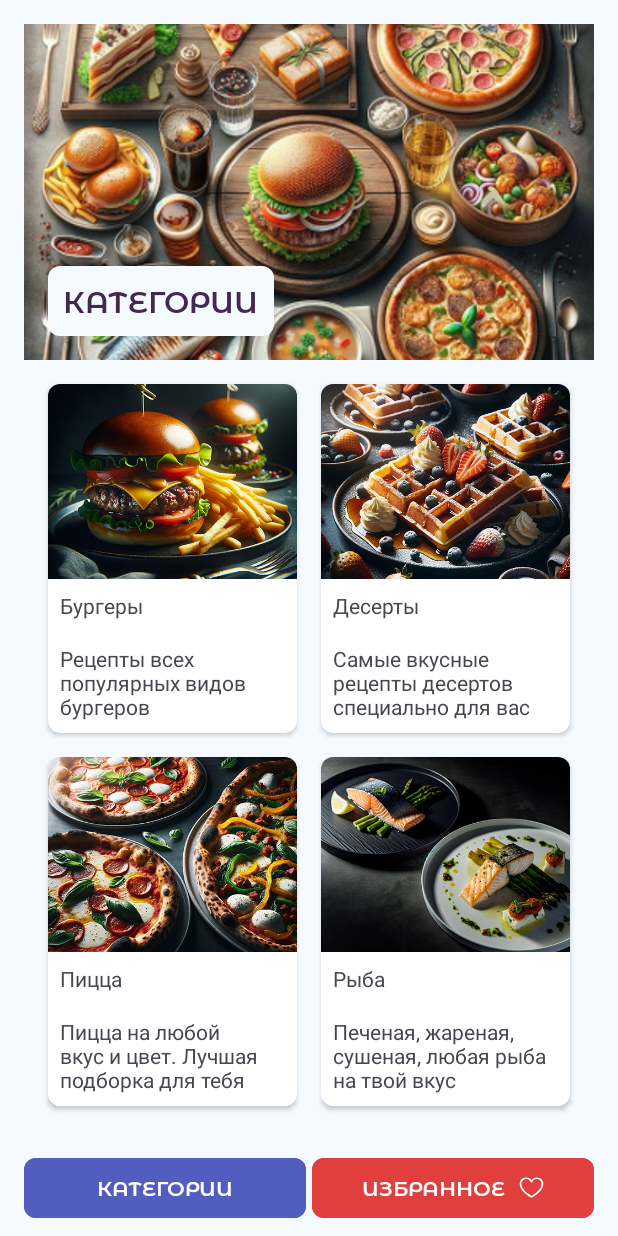
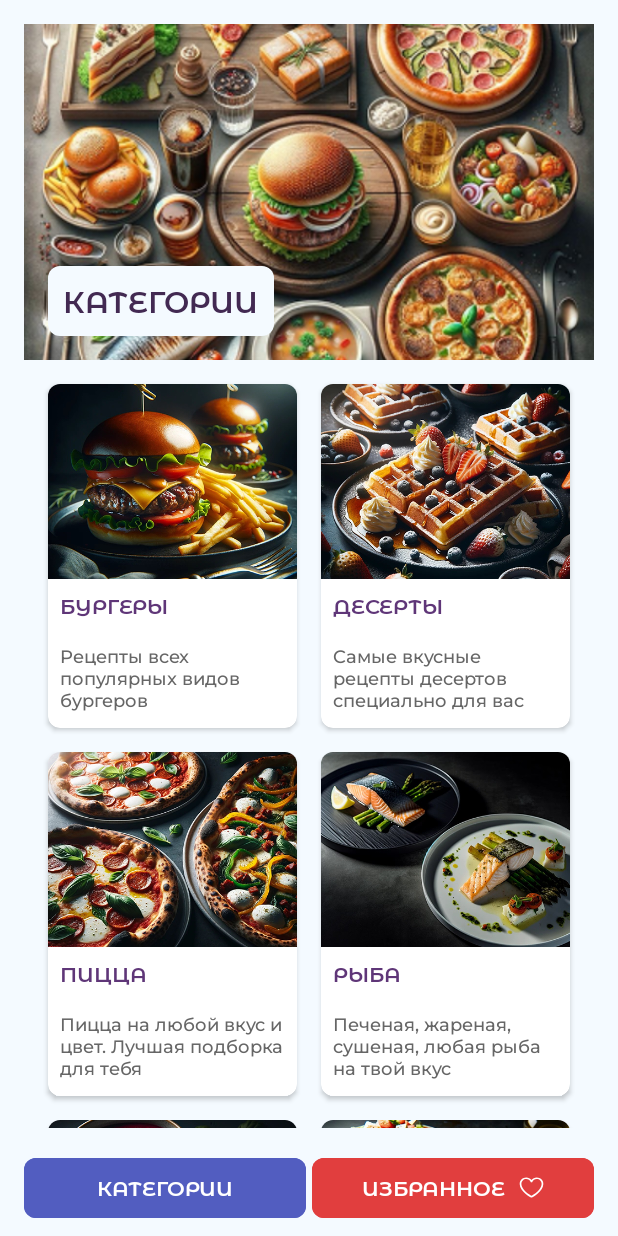
Before and after one commit to COBaOrNotCOBa/COBaRecipesApp, an Android app: the screen it shows after launch (MainActivity), on a phone screen of 412 x 824 dp. Run offline under Robolectric (Android 15) with nearby library versions, the phone set to English and light mode, and no system bars.

Commit message:
RA-08 Сделал размеры, шрифт и цвет по мекету для item_category.xml

```diff
--- a/app/src/main/res/layout/item_category.xml
+++ b/app/src/main/res/layout/item_category.xml
@@ -25,6 +25,7 @@
         </ImageView>
 
         <TextView
+            style="@style/StyleItemTitle14"
             android:id="@+id/tv_title"
             android:layout_width="match_parent"
             android:layout_height="wrap_content"
@@ -33,6 +34,7 @@
             tools:text="Category Name" />
 
         <TextView
+            style="@style/StyleItemDescription14"
             android:id="@+id/tv_description"
             android:layout_width="match_parent"
             android:layout_height="wrap_content"
--- a/app/src/main/res/values/colors.xml
+++ b/app/src/main/res/values/colors.xml
@@ -5,5 +5,7 @@
     <color name="main_background_color">#F4FAFF</color>
     <color name="button_categories_color">#525DC0</color>
     <color name="button_favourites_color">#E13E3E</color>
-    <color name="header_color">#422952</color>
+    <color name="header_title_color">#422952</color>
+    <color name="item_title_color">#5F3678</color>
+    <color name="item_text_description">#666666</color>
 </resources>
--- a/app/src/main/res/values/dimens.xml
+++ b/app/src/main/res/values/dimens.xml
@@ -7,6 +7,7 @@
     <dimen name="button_corner_radius">8dp</dimen>
     <dimen name="card_coroner_radius">8dp</dimen>
 
+    <dimen name="text_description_size_medium">12sp</dimen>
     <dimen name="text_size_medium">14sp</dimen>
     <dimen name="text_size_large">20sp</dimen>
 
--- a/app/src/main/res/values/styles.xml
+++ b/app/src/main/res/values/styles.xml
@@ -5,7 +5,7 @@
         <item name="android:textSize">@dimen/text_size_large</item>
         <item name="android:fontFamily">@font/montserrat_alternates_semi_bold</item>
         <item name="android:textAllCaps">true</item>
-        <item name="android:textColor">@color/header_color</item>
+        <item name="android:textColor">@color/header_title_color</item>
         <item name="android:layout_marginStart">@dimen/padding_main</item>
         <item name="android:layout_marginBottom">@dimen/padding_main</item>
         <item name="android:background">@drawable/shape_round_variants</item>
@@ -24,4 +24,19 @@
         <item name="cornerRadius">@dimen/button_corner_radius</item>
     </style>
 
+    <style name="StyleItemTitle14" parent="TextAppearance.AppCompat">
+        <item name="android:textSize">@dimen/text_size_medium</item>
+        <item name="android:fontFamily">@font/montserrat_alternates_semi_bold</item>
+        <item name="android:textAllCaps">true</item>
+        <item name="android:textColor">@color/item_title_color</item>
+    </style>
+
+    <style name="StyleItemDescription14" parent="TextAppearance.AppCompat">
+        <item name="android:textSize">@dimen/text_description_size_medium</item>
+        <item name="android:fontFamily">@font/montserrat_medium</item>
+        <item name="android:textColor">@color/item_text_description</item>
+    </style>
+
+
+
 </resources>
```
Also changed, not shown: app/src/main/res/font/montserrat_medium.ttf (added), 1 other file.
